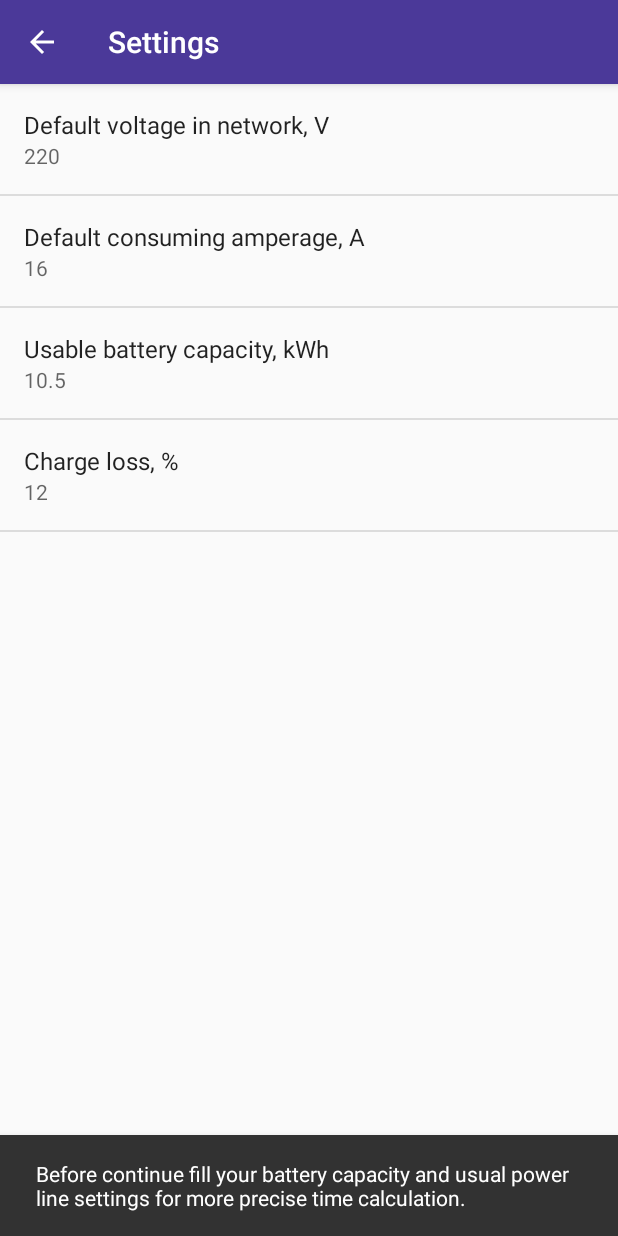
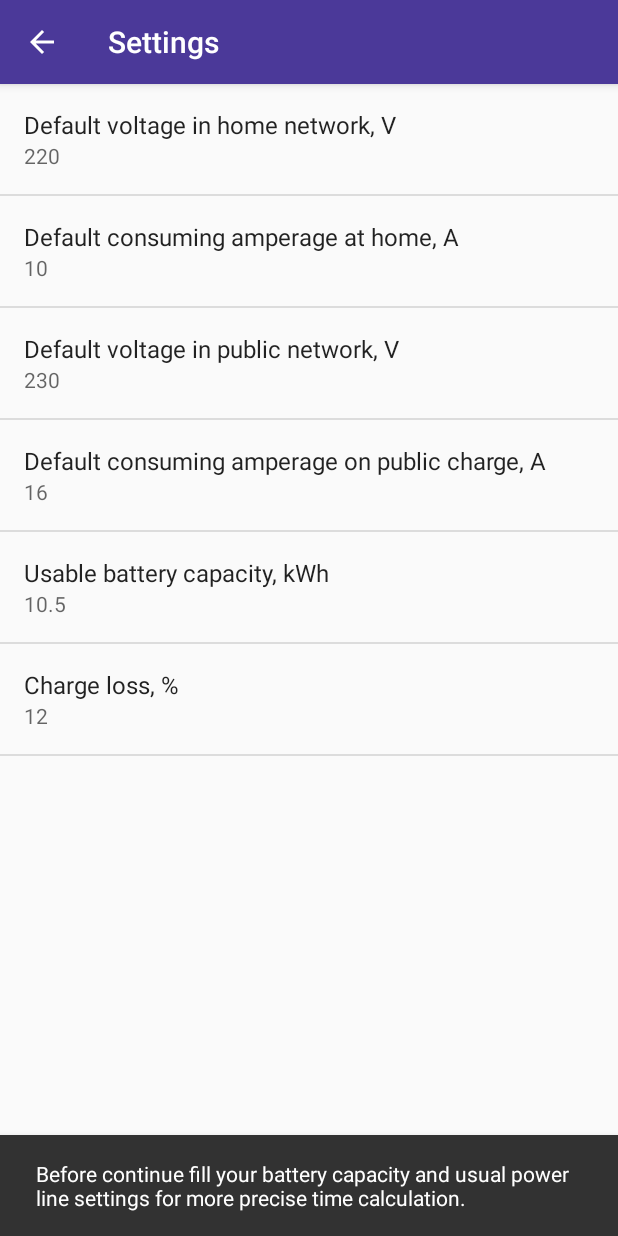
Before and after one commit to SergiiGalai/EVChargeHelper, an Android app: the screen it shows after launch (SettingsActivity), on a phone screen of 412 x 824 dp. Run offline under Robolectric (Android 15) with nearby library versions, the phone set to English and light mode, and no system bars.

Commit message:
[CHT-22] created switch to shown fast/slow charge

```diff
--- a/app/src/main/java/com/chebuso/chargetimer/MainActivity.java
+++ b/app/src/main/java/com/chebuso/chargetimer/MainActivity.java
@@ -11,8 +11,10 @@ import android.view.Menu;
 import android.view.MenuItem;
 import android.view.View;
 import android.widget.Button;
+import android.widget.CompoundButton;
 import android.widget.NumberPicker;
 import android.widget.SeekBar;
+import android.widget.Switch;
 import android.widget.TextView;
 import android.widget.Toast;
 
@@ -43,6 +45,7 @@ public class MainActivity extends BaseActivity
     private final static String TAG = "MainActivity";
     private final static int SETTINGS_REQUEST_CODE = 9000;
 
+    private Switch isFastChargeSwitch;
     private SeekBar remainingEnergySeekBar;
     private TextView remainingEnergyTitle;
     private StepNumberPicker amperagePicker;
@@ -61,21 +64,30 @@ public class MainActivity extends BaseActivity
         scheduler = Factory.createScheduler(this);
         calendarRepository = new CalendarRepository(this);
 
+        isFastChargeSwitch = findViewById(R.id.isFastChargeSwitch);
         remainingEnergySeekBar = findViewById(R.id.remainingEnergySeekBar);
         remainingEnergyTitle = findViewById(R.id.remainingEnergyTitle);
         chargedInTitle = findViewById(R.id.chargedInTitle);
         remindButton = findViewById(R.id.remindButton);
         showCalendarsButton = findViewById(R.id.showCalendarsButton);
 
-        int defaultAmperage = settingsProvider.getDefaultAmperage();
         amperagePicker = new StepNumberPicker(this, R.id.amperageValue);
+        voltagePicker = new StepNumberPicker(this, R.id.voltageValue);
+        setAmperageAndVoltageValues();
+    }
+
+    private void setAmperageAndVoltageValues(){
+        Log.d(TAG, "updateControls");
+        boolean publicCharge = isFastChargeSwitch.isChecked();
+
+        int defaultVoltage = publicCharge ? settingsProvider.getDefaultPublicVoltage() : settingsProvider.getDefaultHomeVoltage();
+        int defaultAmperage = publicCharge ? settingsProvider.getDefaultPublicAmperage() : settingsProvider.getDefaultHomeAmperage();
+
+        voltagePicker.setValues(ChargeValuesProvider.getAllowedVoltage(defaultVoltage));
+        voltagePicker.setValue(String.valueOf(defaultVoltage));
+
         amperagePicker.setValues(ChargeValuesProvider.getAllowedAmperage(defaultAmperage));
         amperagePicker.setValue(String.valueOf(defaultAmperage));
-
-        int defaultVoltage = settingsProvider.getDefaultVoltage();
-        voltagePicker = new StepNumberPicker(this, R.id.voltageValue);
-        voltagePicker.setValues(ChargeValuesProvider.getAllowedVoltage(defaultVoltage));
-        voltagePicker.setValue(String.valueOf(defaultVoltage));
     }
 
     @Override
@@ -137,6 +149,7 @@ public class MainActivity extends BaseActivity
     }
 
     private class ViewModel{
+        private boolean isFastCharge;
         private String remainingEnergyText;
         private String chargedInText;
         private String remindButtonText;
@@ -154,6 +167,7 @@ public class MainActivity extends BaseActivity
 
         void refresh() {
             Log.d(TAG, "ViewModel.refresh");
+            isFastCharge = isFastChargeSwitch.isChecked();
             powerLine.Amperage = Integer.valueOf(amperagePicker.getValue());
             powerLine.Voltage = Integer.valueOf(voltagePicker.getValue());
             battery.UsableCapacityKWh = settingsProvider.getBatteryCapacity();
@@ -205,6 +219,15 @@ public class MainActivity extends BaseActivity
 
         voltagePicker.setOnValueChangedListener(textWatcher);
         amperagePicker.setOnValueChangedListener(textWatcher);
+
+        isFastChargeSwitch.setOnCheckedChangeListener(new CompoundButton.OnCheckedChangeListener() {
+            @Override
+            public void onCheckedChanged(CompoundButton buttonView, boolean isChecked) {
+                Log.d(TAG, "isFastChargeSwitch.onCheckedChanged");
+                setAmperageAndVoltageValues();
+                updateControls();
+            }
+        });
 
         remainingEnergySeekBar.setOnSeekBarChangeListener(new SeekBar.OnSeekBarChangeListener()
         {
--- a/app/src/main/java/com/chebuso/chargetimer/SettingsActivity.java
+++ b/app/src/main/java/com/chebuso/chargetimer/SettingsActivity.java
@@ -116,6 +116,8 @@ public class SettingsActivity extends AppCompatPreferenceActivity
                     findPreference("battery_capacity"),
                     findPreference("default_voltage"),
                     findPreference("default_amperage"),
+                    findPreference("default_public_voltage"),
+                    findPreference("default_public_amperage"),
             }) {
                 PreferenceHelper.setChangeListenerAndTriggerChange(preference, listSummaryToValueListener);
             }
--- a/app/src/main/java/com/chebuso/chargetimer/settings/ISettingsReader.java
+++ b/app/src/main/java/com/chebuso/chargetimer/settings/ISettingsReader.java
@@ -4,20 +4,18 @@ public interface ISettingsReader {
     boolean firstApplicationRun();
 
     boolean applicationNotificationsAllowed();
-
     boolean calendarBasicNotificationsAllowed();
-
     boolean calendarAdvancedNotificationsAllowed();
 
     double getBatteryCapacity();
-
     int getChargingLossPct();
 
-    int getDefaultAmperage();
+    int getDefaultHomeVoltage();
+    int getDefaultHomeAmperage();
 
-    int getDefaultVoltage();
+    int getDefaultPublicVoltage();
+    int getDefaultPublicAmperage();
 
     int getApplicationReminderMinutes();
-
     int getCalendarReminderMinutes();
 }
--- a/app/src/main/java/com/chebuso/chargetimer/settings/SharedPreferenceSettingsReader.java
+++ b/app/src/main/java/com/chebuso/chargetimer/settings/SharedPreferenceSettingsReader.java
@@ -55,15 +55,27 @@ public class SharedPreferenceSettingsReader implements ISettingsReader
     }
 
     @Override
-    public int getDefaultAmperage(){
-        return parseInteger("default_amperage",
-                context.getString(R.string.pref_default_amperage));
+    public int getDefaultHomeVoltage(){
+        return parseInteger("default_voltage",
+                context.getString(R.string.pref_default_home_voltage));
     }
 
     @Override
-    public int getDefaultVoltage(){
-        return parseInteger("default_voltage",
-                context.getString(R.string.pref_default_voltage));
+    public int getDefaultHomeAmperage(){
+        return parseInteger("default_amperage",
+                context.getString(R.string.pref_default_home_amperage));
+    }
+
+    @Override
+    public int getDefaultPublicVoltage(){
+        return parseInteger("default_public_voltage",
+                context.getString(R.string.pref_default_public_voltage));
+    }
+
+    @Override
+    public int getDefaultPublicAmperage(){
+        return parseInteger("default_public_amperage",
+                context.getString(R.string.pref_default_public_amperage));
     }
 
     @Override
--- a/app/src/main/res/layout/activity_main.xml
+++ b/app/src/main/res/layout/activity_main.xml
@@ -61,6 +61,13 @@
             app:layout_constraintLeft_toRightOf="@id/amperageValue"
             app:layout_constraintBaseline_toBaselineOf="@id/textView4"/>
 
+        <Switch
+            android:id="@+id/isFastChargeSwitch"
+            android:layout_width="wrap_content"
+            android:layout_height="wrap_content"
+            android:text="@string/public_charge_title"
+            app:layout_constraintLeft_toLeftOf="@id/remindButton"
+            app:layout_constraintTop_toBottomOf="@id/voltageValue"/>
 
         <TextView
             android:id="@+id/remainingEnergyTitle"
@@ -70,7 +77,7 @@
             android:labelFor="@id/remainingEnergySeekBar"
             android:text="@string/remaining_energy_title"
             app:layout_constraintLeft_toLeftOf="@id/remindButton"
-            app:layout_constraintTop_toBottomOf="@id/amperageValue"/>
+            app:layout_constraintTop_toBottomOf="@id/isFastChargeSwitch"/>
 
         <SeekBar
             android:id="@+id/remainingEnergySeekBar"
--- a/app/src/main/res/values/colors.xml
+++ b/app/src/main/res/values/colors.xml
@@ -3,7 +3,7 @@
     <color name="colorText">#ffffff</color>
     <color name="colorPrimary">#4B3999</color>
     <color name="colorPrimaryDark">#331D99</color>
-    <color name="colorAccent">#F1AF50</color>
+    <color name="colorAccent">#57CC32</color>
     <color name="colorSecondary">#6C628F</color>
 
     <color name="seekbar_background">#C9DBC8</color>
--- a/app/src/main/res/values/settings.xml
+++ b/app/src/main/res/values/settings.xml
@@ -4,8 +4,10 @@
     <bool name="pref_default_allow_calendar_permission_notifications">true</bool>
     <string name="pref_default_app_notification_reminder_minutes" translatable="false">10</string>
     <string name="pref_default_calendar_permission_reminder_minutes" translatable="false">15</string>
-    <string name="pref_default_voltage" translatable="false">220</string>
-    <string name="pref_default_amperage" translatable="false">16</string>
+    <string name="pref_default_home_voltage" translatable="false">220</string>
+    <string name="pref_default_home_amperage" translatable="false">10</string>
+    <string name="pref_default_public_voltage" translatable="false">230</string>
+    <string name="pref_default_public_amperage" translatable="false">16</string>
     <string name="pref_default_battery_capacity" translatable="false">10.5</string>
     <string name="pref_default_charging_loss" translatable="false">12</string>
 
--- a/app/src/main/res/values/strings.xml
+++ b/app/src/main/res/values/strings.xml
@@ -9,8 +9,10 @@
     <!-- Example settings for Charging -->
     <string name="pref_header_charging">Battery and charging</string>
 
-    <string name="pref_title_voltage">Default voltage in network, V</string>
-    <string name="pref_title_amperage">Default consuming amperage, A</string>
+    <string name="pref_title_home_voltage">Default voltage in home network, V</string>
+    <string name="pref_title_home_amperage">Default consuming amperage at home, A</string>
+    <string name="pref_title_public_voltage">Default voltage in public network, V</string>
+    <string name="pref_title_public_amperage">Default consuming amperage on public charge, A</string>
     <string name="pref_title_charge_loss">Charge loss, %</string>
     <string name="pref_title_battery_capacity">Usable battery capacity, kWh</string>
 
@@ -49,6 +51,7 @@ You can always change this in application settings.
     <string name="calendar_permissions_not_granted">CALENDAR permissions were NOT granted.</string>
     <string name="remind_me_button_title">Remind me at %s</string>
     <string name="remaining_energy_title">%d%% battery remaining (%.1f of %.1fkWh)</string>
+    <string name="public_charge_title">Public Charge</string>
     <string name="current_description_title">EVSE parameters:</string>
     <string name="amperage_title">A</string>
     <string name="voltage_title">V</string>
--- a/app/src/main/res/xml/pref_charging.xml
+++ b/app/src/main/res/xml/pref_charging.xml
@@ -9,22 +9,40 @@
     <!--android:title="@string/pref_title_car_list"/>-->
 
     <EditTextPreference
-        android:defaultValue="@string/pref_default_voltage"
+        android:defaultValue="@string/pref_default_home_voltage"
         android:inputType="number"
         android:key="default_voltage"
         android:maxLines="1"
         android:selectAllOnFocus="true"
         android:singleLine="true"
-        android:title="@string/pref_title_voltage"/>
+        android:title="@string/pref_title_home_voltage"/>
 
     <EditTextPreference
-        android:defaultValue="@string/pref_default_amperage"
+        android:defaultValue="@string/pref_default_home_amperage"
         android:inputType="number"
         android:key="default_amperage"
         android:maxLines="1"
         android:selectAllOnFocus="true"
         android:singleLine="true"
-        android:title="@string/pref_title_amperage"/>
+        android:title="@string/pref_title_home_amperage"/>
+
+    <EditTextPreference
+        android:defaultValue="@string/pref_default_public_voltage"
+        android:inputType="number"
+        android:key="default_public_voltage"
+        android:maxLines="1"
+        android:selectAllOnFocus="true"
+        android:singleLine="true"
+        android:title="@string/pref_title_public_voltage"/>
+
+    <EditTextPreference
+        android:defaultValue="@string/pref_default_public_amperage"
+        android:inputType="number"
+        android:key="default_public_amperage"
+        android:maxLines="1"
+        android:selectAllOnFocus="true"
+        android:singleLine="true"
+        android:title="@string/pref_title_public_amperage"/>
 
     <EditTextPreference
         android:defaultValue="@string/pref_default_battery_capacity"
```
Also changed, not shown: 2 other files.
